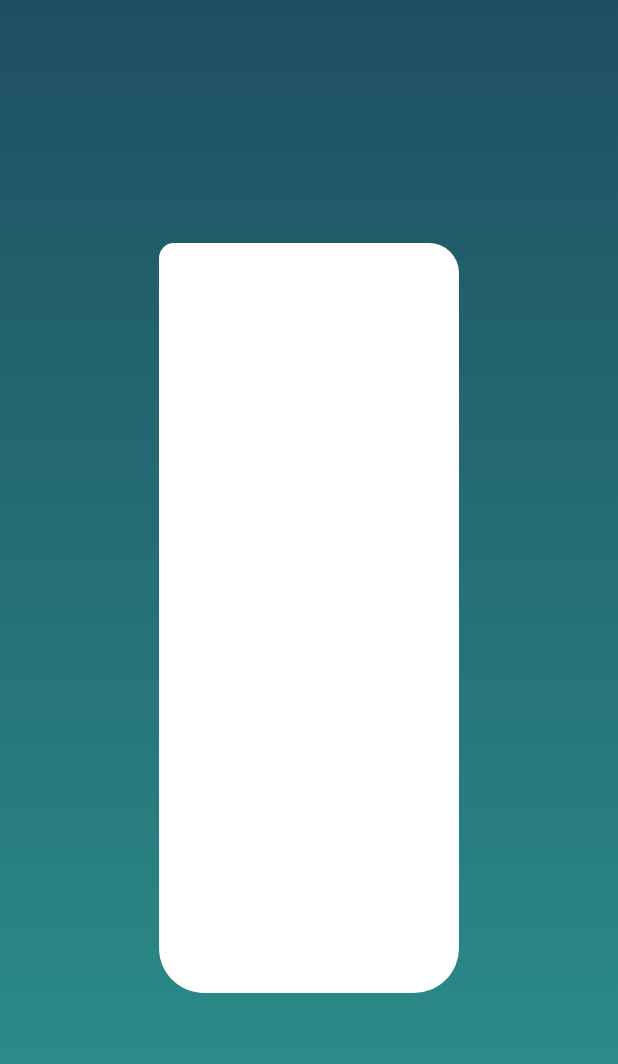
After one commit to Henrikdo/note-list, a Flutter app: the UserPreferences screen opened directly, on a phone screen of 412 x 824 dp. The commit adds this screen. Shown: the top 1064 px of the screen. Run offline on Flutter 3.47's test engine with Material 3 defaults, Android fonts, the phone set to English and light mode, and no system bars; our stand-ins replace font_awesome_flutter, google_fonts.

Commit message:
First commit

```diff
--- /dev/null
+++ b/lib/views/preferencias/user_preferences_screen.dart
@@ -0,0 +1,51 @@
+import 'package:flutter/material.dart';
+
+class UserPreferences extends StatelessWidget {
+  const UserPreferences({super.key});
+
+  @override
+  Widget build(BuildContext context) {
+    return Container(
+        decoration: const BoxDecoration(
+            gradient: LinearGradient(
+                colors: [
+              Color.fromRGBO(30, 78, 98, 1),
+              Color.fromRGBO(45, 149, 142, 1)
+            ],
+                tileMode: TileMode.clamp,
+                begin: Alignment.topCenter,
+                end: Alignment.bottomCenter)),
+        child: Scaffold(
+          backgroundColor: Colors.transparent,
+          body: Center(child: _wrapper()),
+        ));
+  }
+
+  Widget _wrapper() {
+    return Column(
+      mainAxisAlignment: MainAxisAlignment.center,
+      children: [
+        _textsBox()
+      ],
+    );
+  }
+
+
+  Widget _textsBox() {
+    return ClipRRect(
+    borderRadius: const BorderRadius.only(
+              topLeft: Radius.circular(10.0),
+              topRight: Radius.circular(20.0),
+              bottomRight: Radius.circular(30.0),
+              bottomLeft: Radius.circular(30.0),
+            ),
+      child: Container(
+        decoration: const BoxDecoration(
+            color: Colors.white),
+        width: 200,
+        height: 500,
+        alignment: Alignment.center,
+      ),
+    );
+  }
+}
--- a/pubspec.yaml
+++ b/pubspec.yaml
@@ -33,6 +33,8 @@ dependencies:
 
   font_awesome_flutter: ^10.6.0
   google_fonts: ^5.1.0
+  shared_preferences: ^2.2.2
+  mobx: ^2.2.1
   # The following adds the Cupertino Icons font to your application.
   # Use with the CupertinoIcons class for iOS style icons.
   cupertino_icons: ^1.0.2
```
Also changed, not shown: lib/views/login/login_screen.dart (+47 -26 lines), pubspec.lock, 1 other file.
